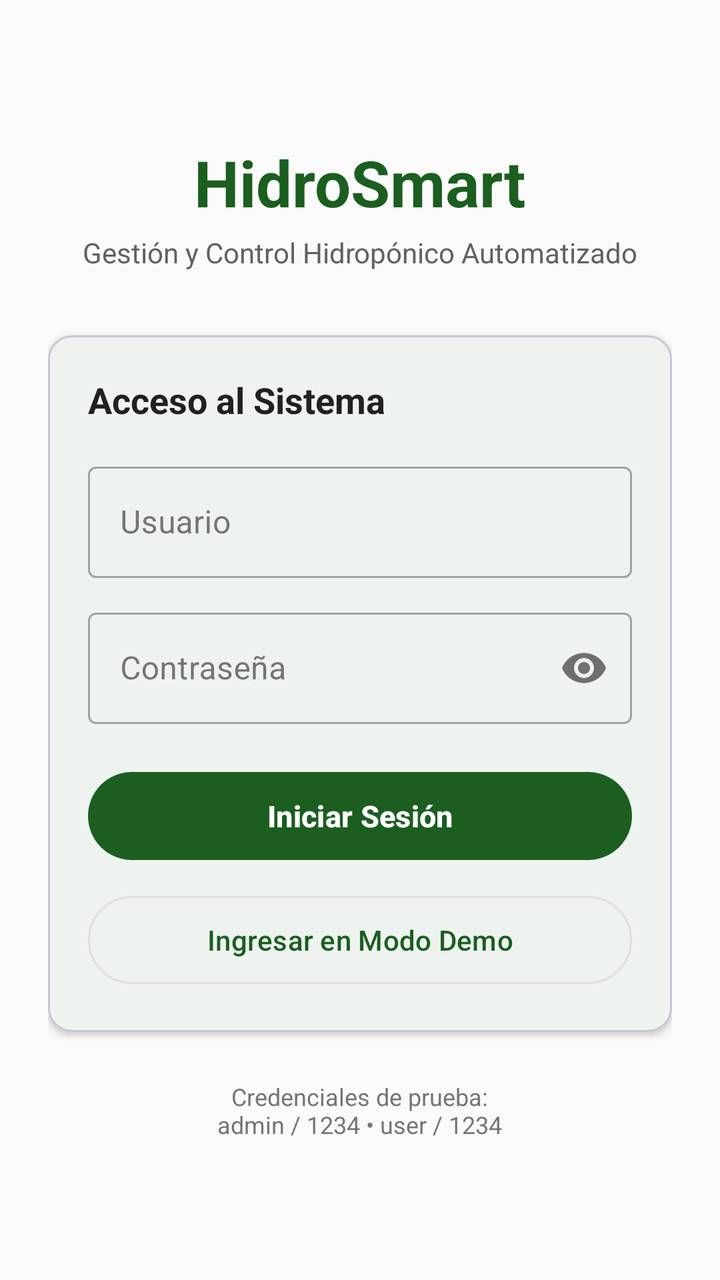
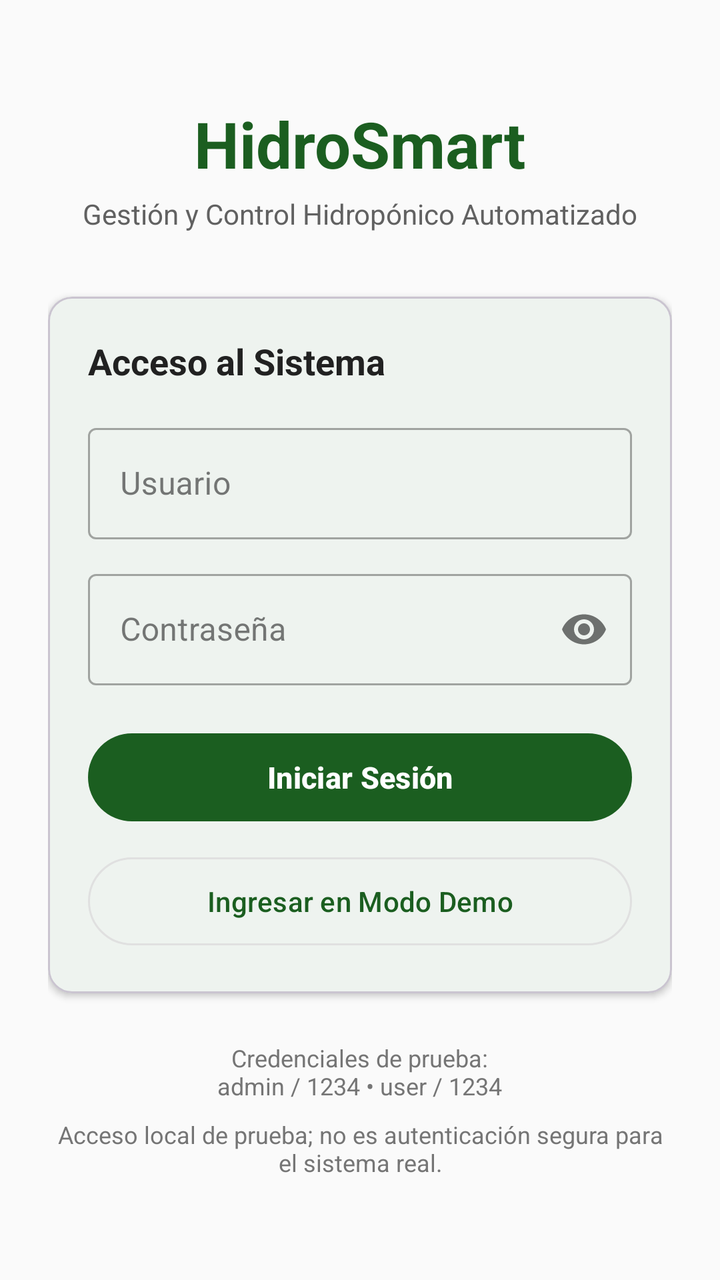

Compare the two renders of this Android layout. The source of the first and the diff that turns it into the second are given below.
<!-- AndroidManifest.xml: application theme Theme.HidroSmart -->
<!-- res/layout/activity_login.xml -->
<?xml version="1.0" encoding="utf-8"?>
<ScrollView xmlns:android="http://schemas.android.com/apk/res/android"
    xmlns:app="http://schemas.android.com/apk/res-auto"
    android:id="@+id/login_root"
    android:layout_width="match_parent"
    android:layout_height="match_parent"
    android:background="@color/fondo_pantalla"
    android:fillViewport="true">

    <LinearLayout
        android:layout_width="match_parent"
        android:layout_height="wrap_content"
        android:gravity="center"
        android:orientation="vertical"
        android:padding="24dp">

        <TextView
            android:layout_width="wrap_content"
            android:layout_height="wrap_content"
            android:text="@string/app_name"
            android:textColor="@color/verde_primario"
            android:textSize="32sp"
            android:textStyle="bold" />

        <TextView
            android:layout_width="wrap_content"
            android:layout_height="wrap_content"
            android:layout_marginTop="4dp"
            android:text="@string/login_subtitulo"
            android:textColor="@color/texto_secundario"
            android:textSize="14sp" />

        <com.google.android.material.card.MaterialCardView
            android:layout_width="match_parent"
            android:layout_height="wrap_content"
            android:layout_marginTop="32dp"
            app:cardCornerRadius="12dp"
            app:cardElevation="2dp">

            <LinearLayout
                android:layout_width="match_parent"
                android:layout_height="wrap_content"
                android:orientation="vertical"
                android:padding="20dp">

                <TextView
                    android:layout_width="wrap_content"
                    android:layout_height="wrap_content"
                    android:text="@string/login_titulo_acceso"
                    android:textColor="@color/texto_principal"
                    android:textSize="18sp"
                    android:textStyle="bold" />

                <com.google.android.material.textfield.TextInputLayout
                    android:layout_width="match_parent"
                    android:layout_height="wrap_content"
                    android:layout_marginTop="16dp"
                    android:hint="@string/login_usuario"
                    style="@style/Widget.MaterialComponents.TextInputLayout.OutlinedBox">

                    <com.google.android.material.textfield.TextInputEditText
                        android:id="@+id/etUsuario"
                        android:layout_width="match_parent"
                        android:layout_height="wrap_content"
                        android:inputType="textNoSuggestions"
                        android:maxLines="1" />
                </com.google.android.material.textfield.TextInputLayout>

                <com.google.android.material.textfield.TextInputLayout
                    android:layout_width="match_parent"
                    android:layout_height="wrap_content"
                    android:layout_marginTop="12dp"
                    android:hint="@string/login_contrasena"
                    app:passwordToggleEnabled="true"
                    style="@style/Widget.MaterialComponents.TextInputLayout.OutlinedBox">

                    <com.google.android.material.textfield.TextInputEditText
                        android:id="@+id/etContrasena"
                        android:layout_width="match_parent"
                        android:layout_height="wrap_content"
                        android:inputType="textPassword"
                        android:maxLines="1" />
                </com.google.android.material.textfield.TextInputLayout>

                
                <Button
                    android:id="@+id/btnIngresar"
                    android:layout_width="match_parent"
                    android:layout_height="52dp"
                    android:layout_marginTop="20dp"
                    android:text="@string/login_ingresar"
                    android:textSize="15sp"
                    android:textStyle="bold" />

                
                <Button
                    android:id="@+id/btnDemo"
                    style="?attr/materialButtonOutlinedStyle"
                    android:layout_width="match_parent"
                    android:layout_height="52dp"
                    android:layout_marginTop="10dp"
                    android:text="@string/login_modo_demo"
                    android:textSize="14sp" />

            </LinearLayout>
        </com.google.android.material.card.MaterialCardView>

        <TextView
            android:layout_width="wrap_content"
            android:layout_height="wrap_content"
            android:layout_marginTop="24dp"
            android:text="@string/login_credenciales_prueba"
            android:textAlignment="center"
            android:textColor="@color/texto_terciario"
            android:textSize="12sp" />

    </LinearLayout>
</ScrollView>
<!-- resources referenced by this layout -->
<resources>
  <color name="fondo_pantalla">#FAFAFA</color>
  <color name="texto_principal">#212121</color>
  <color name="texto_secundario">#616161</color>
  <color name="texto_terciario">#757575</color>
  <color name="verde_primario">#1B5E20</color>
  <string name="app_name">HidroSmart</string>
  <string name="login_contrasena">Contraseña</string>
  <string name="login_credenciales_prueba">Credenciales de prueba:\nadmin / 1234  •  user / 1234</string>
  <string name="login_ingresar">Iniciar Sesión</string>
  <string name="login_modo_demo">Ingresar en Modo Demo</string>
  <string name="login_subtitulo">Gestión y Control Hidropónico Automatizado</string>
  <string name="login_titulo_acceso">Acceso al Sistema</string>
  <string name="login_usuario">Usuario</string>
  <style name="Theme.HidroSmart" parent="Base.Theme.HidroSmart" />
  <style name="Base.Theme.HidroSmart" parent="Theme.Material3.DayNight.NoActionBar">
          <item name="colorPrimary">@color/verde_primario</item>
          <item name="colorPrimaryVariant">@color/verde_primario_variante</item>
          <item name="colorOnPrimary">@color/white</item>
          <item name="colorSecondary">@color/verde_secundario</item>
          <item name="colorOnSecondary">@color/white</item>
          <item name="colorSurface">@color/superficie_tarjeta</item>
          <item name="colorOnSurface">@color/texto_principal</item>
          <item name="colorSurfaceVariant">@color/fondo_pantalla</item>
          <item name="colorOnSurfaceVariant">@color/texto_secundario</item>
          <item name="colorOutline">@color/divisor</item>
          <item name="colorError">@color/alerta_error</item>
          <item name="colorOnError">@color/white</item>
          <item name="android:statusBarColor">@color/verde_primario</item>
          <item name="android:windowLightStatusBar">false</item>
          <item name="android:navigationBarColor">@color/fondo_pantalla</item>
          <item name="android:windowLightNavigationBar">true</item>
          <item name="android:windowBackground">@color/fondo_pantalla</item>
      </style>
  <color name="verde_primario_variante">#003300</color>
  <color name="white">#FFFFFFFF</color>
  <color name="verde_secundario">#2E7D32</color>
  <color name="superficie_tarjeta">#FFFFFF</color>
  <color name="divisor">#E0E0E0</color>
  <color name="alerta_error">#B71C1C</color>
</resources>

<!-- the commit's change to res/layout/activity_login.xml (unified diff, before → after) -->
@@ -114,5 +114,14 @@
             android:textColor="@color/texto_terciario"
             android:textSize="12sp" />
 
+        <TextView
+            android:layout_width="wrap_content"
+            android:layout_height="wrap_content"
+            android:layout_marginTop="8dp"
+            android:text="@string/login_aviso_local"
+            android:textAlignment="center"
+            android:textColor="@color/texto_terciario"
+            android:textSize="12sp" />
+
     </LinearLayout>
 </ScrollView>
<!-- resource entries referenced after the edit -->
@@ -6,6 +6,7 @@
   <color name="texto_terciario">#757575</color>
   <color name="verde_primario">#1B5E20</color>
   <string name="app_name">HidroSmart</string>
+  <string name="login_aviso_local">Acceso local de prueba; no es autenticación segura para el sistema real.</string>
   <string name="login_contrasena">Contraseña</string>
   <string name="login_credenciales_prueba">Credenciales de prueba:\nadmin / 1234  •  user / 1234</string>
   <string name="login_ingresar">Iniciar Sesión</string>
